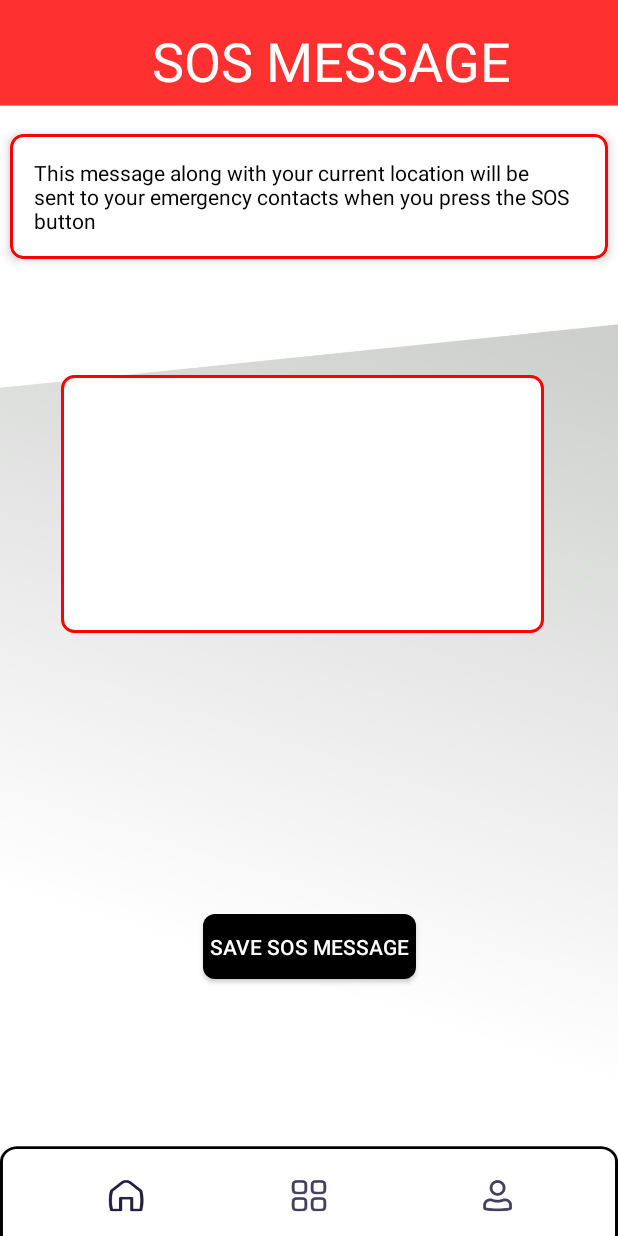
After one commit to AbhishekNair050/SOS_App, an Android app: the layout editsos.xml on its own in the app's theme, with its tools: preview values and no code run, on a phone screen of 412 x 824 dp. The commit adds this screen. Run offline under Robolectric (Android 15) with nearby library versions, the phone set to English and light mode, and no system bars; Roboto replaces fonts that are not available here.

Commit message:
Added Edit SOS message Page and fixed some minor errors

```diff
--- /dev/null
+++ b/app/src/main/java/com/example/project/EditSOS.java
@@ -0,0 +1,46 @@
+package com.example.project;
+
+import android.os.Bundle;
+import android.widget.Button;
+import android.widget.EditText;
+import android.widget.Toast;
+
+import androidx.activity.EdgeToEdge;
+import androidx.appcompat.app.AppCompatActivity;
+import androidx.core.graphics.Insets;
+import androidx.core.view.ViewCompat;
+import androidx.core.view.WindowInsetsCompat;
+
+public class EditSOS extends AppCompatActivity {
+    private SessionManager sessionManager;
+    private EditText editTextSOSMessage;
+
+    @Override
+    protected void onCreate(Bundle savedInstanceState) {
+        super.onCreate(savedInstanceState);
+        EdgeToEdge.enable(this);
+        setContentView(R.layout.editsos);
+
+        sessionManager = new SessionManager(this);
+        editTextSOSMessage = findViewById(R.id.editTextSOSMessage);
+        Button buttonSaveSOSMessage = findViewById(R.id.buttonSaveSOSMessage);
+
+        // Load saved SOS message
+        String savedMessage = sessionManager.getSOSMessage();
+        if (savedMessage != null) {
+            editTextSOSMessage.setText(savedMessage);
+        }
+
+        buttonSaveSOSMessage.setOnClickListener(v -> {
+            String sosMessage = editTextSOSMessage.getText().toString();
+            sessionManager.saveSOSMessage(sosMessage);
+            Toast.makeText(EditSOS.this, "SOS message saved", Toast.LENGTH_SHORT).show();
+        });
+
+        ViewCompat.setOnApplyWindowInsetsListener(findViewById(R.id.main5), (v, insets) -> {
+            Insets systemBars = insets.getInsets(WindowInsetsCompat.Type.systemBars());
+            v.setPadding(systemBars.left, systemBars.top, systemBars.right, systemBars.bottom);
+            return insets;
+        });
+    }
+}
--- a/app/src/main/java/com/example/project/SessionManager.java
+++ b/app/src/main/java/com/example/project/SessionManager.java
@@ -7,6 +7,7 @@ public class SessionManager {
     private static final String PREF_NAME = "LoginSession";
     private static final String KEY_IS_LOGGED_IN = "isLoggedIn";
     private static final String KEY_EMAIL = "email";
+    private static final String KEY_SOS_MESSAGE = "sosMessage";
     private SharedPreferences pref;
     private SharedPreferences.Editor editor;
     private Context context;
@@ -31,6 +32,15 @@ public class SessionManager {
         return pref.getString(KEY_EMAIL, null);
     }
 
+    public void saveSOSMessage(String message) {
+        editor.putString(KEY_SOS_MESSAGE, message);
+        editor.commit();
+    }
+
+    public String getSOSMessage() {
+        return pref.getString(KEY_SOS_MESSAGE, null);
+    }
+
     public void logoutUser() {
         editor.clear();
         editor.commit();
--- /dev/null
+++ b/app/src/main/res/drawable/red_border.xml
@@ -0,0 +1,7 @@
+<shape xmlns:android="http://schemas.android.com/apk/res/android">
+    <solid android:color="@android:color/white" />
+    <stroke
+        android:width="2dp"
+        android:color="#FF0000" />
+    <corners android:radius="8dp" />
+</shape>
--- /dev/null
+++ b/app/src/main/res/layout/editsos.xml
@@ -0,0 +1,77 @@
+<androidx.constraintlayout.widget.ConstraintLayout xmlns:android="http://schemas.android.com/apk/res/android"
+    xmlns:app="http://schemas.android.com/apk/res-auto"
+    xmlns:tools="http://schemas.android.com/tools"
+    android:layout_width="match_parent"
+    android:id="@+id/main5"
+    android:background="@drawable/page_bg_1"
+    android:layout_height="match_parent">
+
+    <TextView
+        android:id="@+id/textView2"
+        android:layout_width="wrap_content"
+        android:layout_height="wrap_content"
+        android:text="SOS MESSAGE"
+        android:textColor="@color/white"
+        android:textSize="36dp"
+        app:layout_constraintBottom_toBottomOf="parent"
+        app:layout_constraintEnd_toEndOf="parent"
+        app:layout_constraintHorizontal_bias="0.585"
+        app:layout_constraintStart_toStartOf="parent"
+        app:layout_constraintTop_toTopOf="parent"
+        app:layout_constraintVertical_bias="0.021" />
+
+    <androidx.cardview.widget.CardView
+        android:layout_width="wrap_content"
+        android:layout_height="wrap_content"
+        android:layout_margin="16dp"
+        app:cardBackgroundColor="@android:color/white"
+        app:cardCornerRadius="8dp"
+        app:cardElevation="4dp"
+        app:cardUseCompatPadding="true"
+        app:layout_constraintTop_toBottomOf="@id/textView2"
+        app:layout_constraintStart_toStartOf="parent"
+        app:layout_constraintEnd_toEndOf="parent"
+        app:layout_constraintVertical_bias="0.1">
+
+        <TextView
+            android:layout_width="wrap_content"
+            android:layout_height="wrap_content"
+            android:padding="16dp"
+            android:text="This message along with your current location will be sent to your emergency contacts when you press the SOS button"
+            android:textColor="@android:color/black"
+            android:textSize="14sp"
+            android:background="@drawable/red_border" />
+    </androidx.cardview.widget.CardView>
+
+    <EditText
+        android:id="@+id/editTextSOSMessage"
+        android:layout_width="322dp"
+        android:layout_height="172dp"
+        android:layout_margin="16dp"
+        android:background="@drawable/red_border"
+        android:gravity="top"
+        android:inputType="textMultiLine"
+        android:minLines="4"
+        android:padding="16dp"
+        android:scrollbars="vertical"
+        app:layout_constraintBottom_toTopOf="@id/buttonSaveSOSMessage"
+        app:layout_constraintEnd_toEndOf="parent"
+        app:layout_constraintHorizontal_bias="0.421"
+        app:layout_constraintStart_toStartOf="parent"
+        app:layout_constraintTop_toBottomOf="@id/textView2"
+        app:layout_constraintVertical_bias="0.2" />
+
+    <Button
+        android:id="@+id/buttonSaveSOSMessage"
+        android:layout_width="146dp"
+        android:layout_height="47dp"
+        android:background="@drawable/menu_btn"
+        android:text="Save SOS Message"
+        android:textColor="@color/white"
+        app:layout_constraintBottom_toBottomOf="parent"
+        app:layout_constraintEnd_toEndOf="parent"
+        app:layout_constraintHorizontal_bias="0.502"
+        app:layout_constraintStart_toStartOf="parent"
+        app:layout_constraintTop_toBottomOf="@id/editTextSOSMessage"
+        app:layout_constraintVertical_bias="0.3" />
+</androidx.constraintlayout.widget.ConstraintLayout>
--- a/app/src/main/res/layout/menu.xml
+++ b/app/src/main/res/layout/menu.xml
@@ -33,7 +33,7 @@
         android:layout_marginTop="20dp"
         android:background="@drawable/menu_btn"
         android:fontFamily="@font/purple_purse"
-        android:onClick="create_acc"
+        android:onClick="instructions"
         android:paddingTop="115dp"
         android:text="Instructions"
         android:textColor="#CED0CE"
```
Also changed, not shown: app/src/main/res/drawable/page_bg_1.png (added), app/src/main/res/drawable/page_bg_2.png (added).
